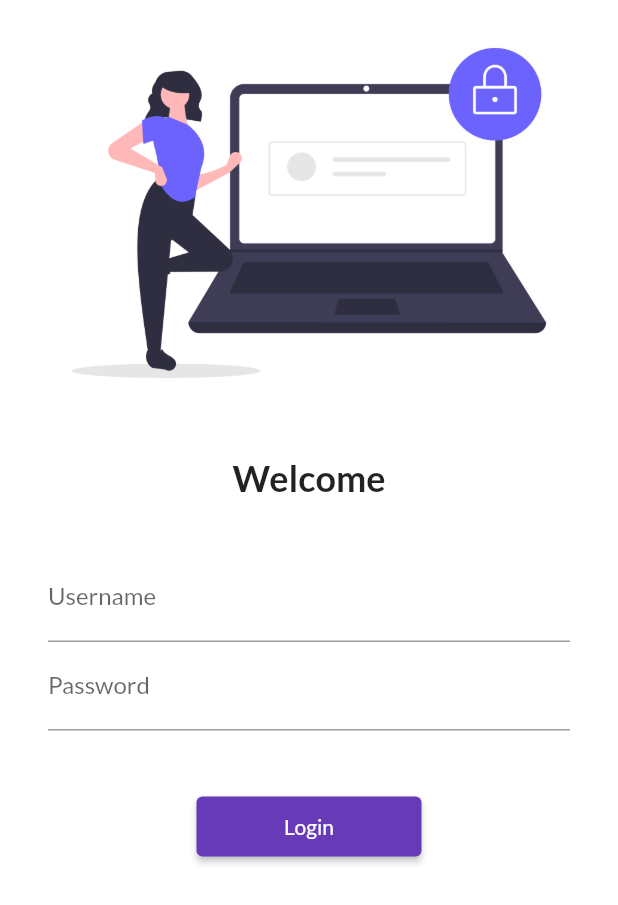
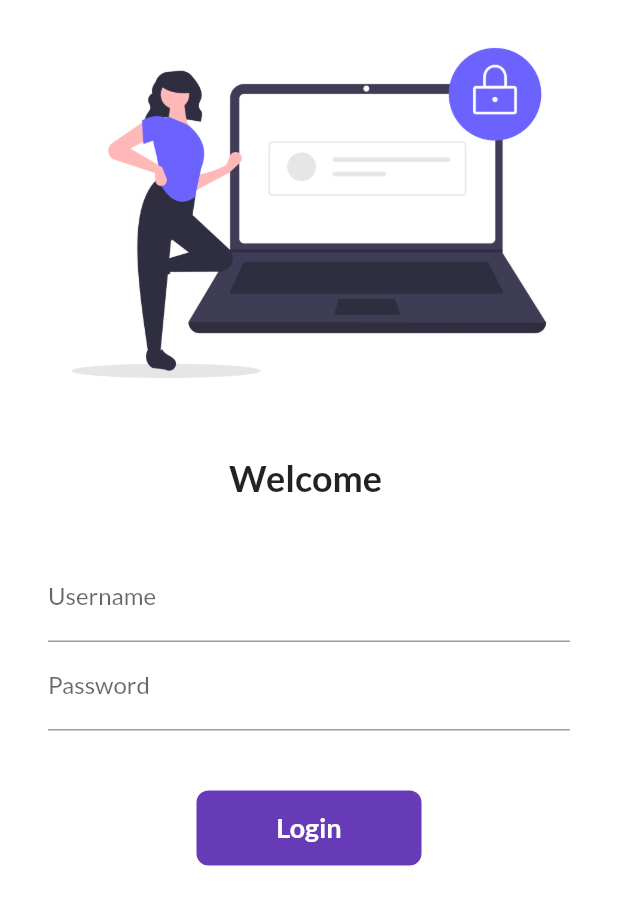
Before and after one commit to subhankardenria/learning-flutter, a Flutter app: the screen it shows after launch, on a phone screen of 412 x 824 dp. Shown: the top 905 px of the screen. Run offline on Flutter 3.47's test engine with Material 2 defaults, Android fonts, the phone set to English and light mode, and no system bars; our stand-ins replace google_fonts.

Commit message:
Day 6 completed

```diff
--- a/lib/pages/login_page.dart
+++ b/lib/pages/login_page.dart
@@ -1,7 +1,14 @@
 import 'package:flutter/material.dart';
 import 'package:flutter_catalog/utils/routes.dart';
 
-class LoginPage extends StatelessWidget {
+class LoginPage extends StatefulWidget {
+  @override
+  State<LoginPage> createState() => _LoginPageState();
+}
+
+class _LoginPageState extends State<LoginPage> {
+  String name = "";
+  bool buttonPressed = false;
   @override
   Widget build(BuildContext context) {
     return Material(
@@ -16,9 +23,9 @@ class LoginPage extends StatelessWidget {
               const SizedBox(
                 height: 20,
               ),
-              const Text(
-                "Welcome",
-                style: TextStyle(
+              Text(
+                "Welcome $name",
+                style: const TextStyle(
                   fontSize: 24,
                   fontWeight: FontWeight.bold,
                 ),
@@ -38,6 +45,11 @@ class LoginPage extends StatelessWidget {
                         labelText: "Username",
                         hintText: "Enter username",
                       ),
+                      onChanged: (value) {
+                        setState(() {
+                          name = value;
+                        });
+                      },
                     ),
                     TextFormField(
                       obscureText: true,
@@ -49,15 +61,53 @@ class LoginPage extends StatelessWidget {
                     const SizedBox(
                       height: 40.0,
                     ),
-                    ElevatedButton(
-                      onPressed: (() {
+                    InkWell(
+                      onTap: () async {
+                        setState(() {
+                          buttonPressed = true;
+                        });
+                        await Future.delayed(
+                          const Duration(seconds: 1),
+                        );
                         Navigator.pushNamed(context, MyRoutes.homeRoute);
-                      }),
-                      child: const Text("Login"),
-                      style: TextButton.styleFrom(
-                        minimumSize: const Size(150, 40),
+                      },
+                      child: AnimatedContainer(
+                        duration: const Duration(seconds: 1),
+                        alignment: Alignment.center,
+                        width: buttonPressed ? 50 : 150,
+                        height: 50,
+                        child: buttonPressed
+                            ? const Icon(
+                                Icons.done,
+                                color: Colors.white,
+                              )
+                            : const Text(
+                                "Login",
+                                style: TextStyle(
+                                  fontSize: 18,
+                                  fontWeight: FontWeight.bold,
+                                  color: Colors.white,
+                                ),
+                              ),
+                        decoration: BoxDecoration(
+                          color: Colors.deepPurple,
+                          // shape: buttonPressed
+                          //     ? BoxShape.circle
+                          //     : BoxShape.rectangle,
+                          borderRadius:
+                              BorderRadius.circular(buttonPressed ? 50 : 8),
+                        ),
                       ),
                     )
+                    // ElevatedButton(
+                    //   onPressed: (() {
+                    //     Navigator.pushNamed(context, MyRoutes.homeRoute);
+                    //   }),
+                    //   child: const Text("Login"),
+                    //   style: TextButton.styleFrom(
+                    //     minimumSize: const Size(150, 40),
+                    //   ),
+                    // )
                   ],
                 ),
               ),
```
